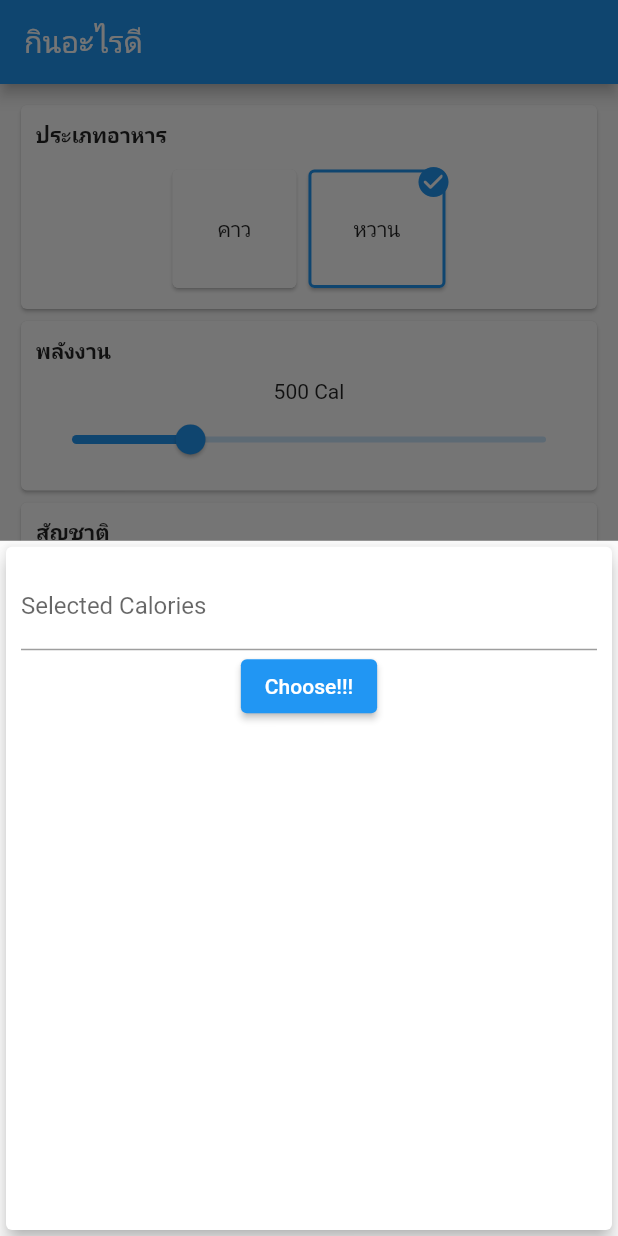
After one commit to pcbimon/kin_a_rai_dee_flutter, a Flutter app: the screen it shows after launch, after a tap on "หวาน", after a tap on "500 Cal", on a phone screen of 412 x 824 dp. The commit adds this screen. Run offline on Flutter 3.47's test engine with Material 2 defaults, Android fonts, the phone set to English and light mode, and no system bars; our stand-ins replace google_fonts; Roboto replaces fonts that are missing (Kanit).

Commit message:
onChange Calories

```diff
--- a/lib/randomFood.dart
+++ b/lib/randomFood.dart
@@ -1,4 +1,6 @@
 import 'package:flutter/material.dart';
+import 'package:intl/intl.dart';
+import './widget/inputCalories.dart';
 import './widget/selectCategory.dart';
 
 class RandomFood extends StatefulWidget {
@@ -15,10 +17,23 @@ class _RandomFoodState extends State<RandomFood> {
     'อเมริกา'
   ];
   int _selectedCategory = 0;
+  double _maxCalories = 2000;
+  double _minCalories = 0;
+  double _selectedCalories = 500;
   void onPressedCategory(int selectedIndex) {
     setState(() {
       _selectedCategory = selectedIndex;
       print(_selectedCategory);
+    });
+  }
+  void onChangeCalories(double cal){
+    setState(() {
+      _selectedCalories = cal;
+    });
+  }
+  void inputCustomCalories(BuildContext context){
+    showModalBottomSheet(context: context, builder: (_){
+      return inputCalories(_maxCalories,onChangeCalories);
     });
   }
 
@@ -26,7 +41,8 @@ class _RandomFoodState extends State<RandomFood> {
 
   @override
   Widget build(BuildContext context) {
-    return Container(
+    return SingleChildScrollView(
+      child: Container(
         margin: EdgeInsets.all(10),
         child: Column(
           children: [
@@ -71,17 +87,24 @@ class _RandomFoodState extends State<RandomFood> {
                             TextStyle(fontSize: 14, fontWeight: FontWeight.bold),
                       ),
                     ),
-                  Container(
+                    GestureDetector(
+                      child: Container(
                         alignment: Alignment.center,
                         child: Text(
-                      "500 Cal",
+                          NumberFormat('#,###').format(_selectedCalories)+" Cal",
                           style: TextStyle(fontSize: 14),
                         ),
+                      ),
+                      onTap: (){
+                        inputCustomCalories(context);
+                      },
                     ),
                     Container(
                         alignment: Alignment.center,
                         child: Slider(
-                          value: 500, min: 0, max: 1000, onChanged: (val) {}))
+                            value: _selectedCalories, min: _minCalories, max: _maxCalories, onChanged: (val) {
+                          onChangeCalories(val);
+                        }))
                   ],
                 ),
               ),
@@ -126,6 +149,7 @@ class _RandomFoodState extends State<RandomFood> {
                 ))
           ],
         ),
+      ),
     );
   }
 }
--- /dev/null
+++ b/lib/widget/inputCalories.dart
@@ -0,0 +1,67 @@
+import 'package:flutter/material.dart';
+import 'package:flutter/services.dart';
+import 'package:intl/intl.dart';
+
+class inputCalories extends StatefulWidget {
+  final double maxCalories;
+  final Function setCalories;
+  inputCalories(this.maxCalories,this.setCalories);
+
+  @override
+  _inputCaloriesState createState() => _inputCaloriesState();
+}
+
+class _inputCaloriesState extends State<inputCalories> {
+  final calController = TextEditingController();
+  final _formKey = GlobalKey<FormState>();
+  String? validateCalories(double maxCal,String? currentCal){
+    if(currentCal != null && currentCal.isNotEmpty && double.parse(currentCal)>maxCal){
+      String maxStr = NumberFormat('#,###').format(maxCal);
+      return 'Your calories is over $maxStr';
+    }
+    return null;
+  }
+  void submitData() {
+    final enterCal = calController.text;
+    widget.setCalories(double.parse(enterCal));
+    Navigator.of(context).pop();
+  }
+  @override
+  Widget build(BuildContext context) {
+    return Form(
+      key: _formKey,
+      child: Card(
+          elevation: 5,
+          child: Container(
+            padding: EdgeInsets.all(10),
+            child: Column(
+              children: [
+                TextFormField(
+                  decoration: InputDecoration(labelText: 'Selected Calories'),
+                  keyboardType: TextInputType.number,
+                  // inputFormatters: [FilteringTextInputFormatter.digitsOnly],
+                  validator: (val){
+                    if(val != null && double.parse(val)>widget.maxCalories){
+                      String maxStr = NumberFormat('#,###').format(widget.maxCalories);
+                      return 'Your calories is over $maxStr';
+                    }
+                    return null;
+                  },
+                  controller: calController,
+                ),
+                ElevatedButton(
+                    onPressed: () {
+                      if (_formKey.currentState!.validate()){
+                        submitData();
+                      }
+                    },
+                    child: Text(
+                      'Choose!!!',
+                      textAlign: TextAlign.center,
+                    ))
+              ],
+            ),
+          )),
+    );
+  }
+}
--- a/pubspec.yaml
+++ b/pubspec.yaml
@@ -29,6 +29,7 @@ dependencies:
   # Use with the CupertinoIcons class for iOS style icons.
   cupertino_icons: ^1.0.2
   google_fonts: ^2.1.0
+  intl: ^0.17.0
 
 dev_dependencies:
   flutter_test:
```
Also changed, not shown: pubspec.lock. Lines whose indentation alone changed are shown as unchanged.
